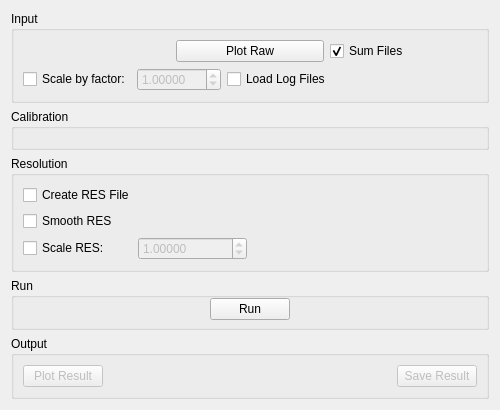
Before: the Qt Designer form qt/scientific_interfaces/Indirect/ISISCalibration.ui in mantidproject/mantid, drawn with Qt 5.
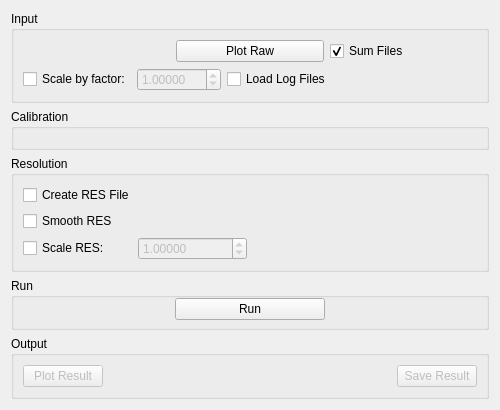
After: the same form once the commit is applied. Custom widgets are drawn as their Qt base class.

The edit to the form file:
```diff
--- a/qt/scientific_interfaces/Indirect/ISISCalibration.ui
+++ b/qt/scientific_interfaces/Indirect/ISISCalibration.ui
@@ -259,7 +259,19 @@
        </spacer>
       </item>
       <item>
-       <widget class="QPushButton" name="pushButton">
+       <widget class="QPushButton" name="pbRun">
+        <property name="minimumSize">
+         <size>
+          <width>150</width>
+          <height>0</height>
+         </size>
+        </property>
+        <property name="maximumSize">
+         <size>
+          <width>180</width>
+          <height>16777215</height>
+         </size>
+        </property>
         <property name="text">
          <string>Run</string>
         </property>
```
